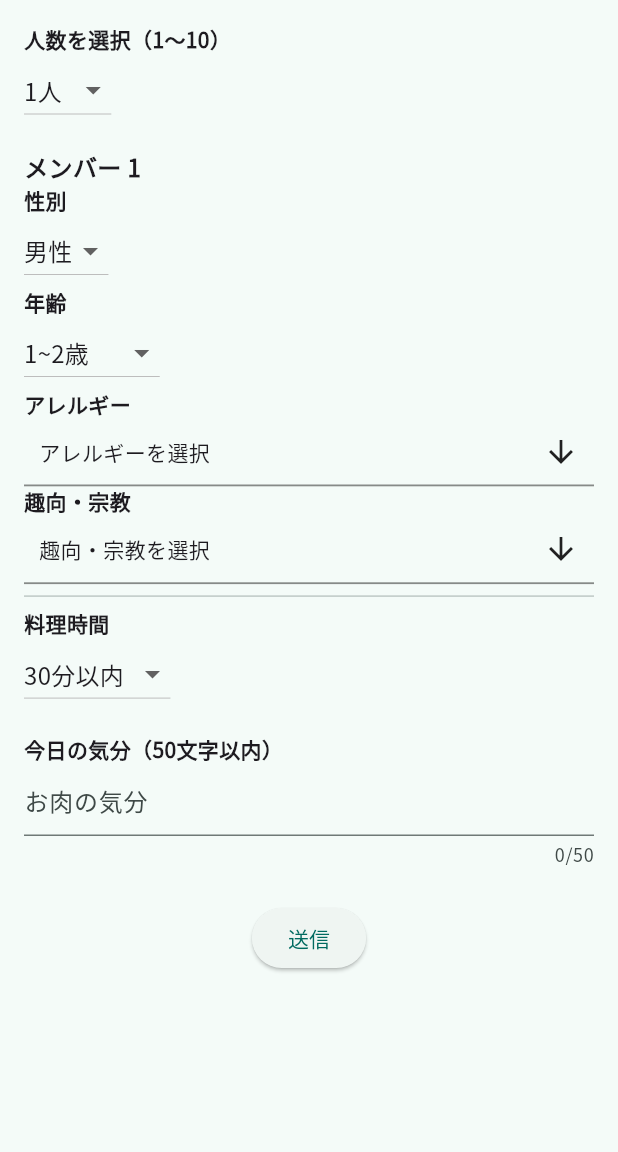
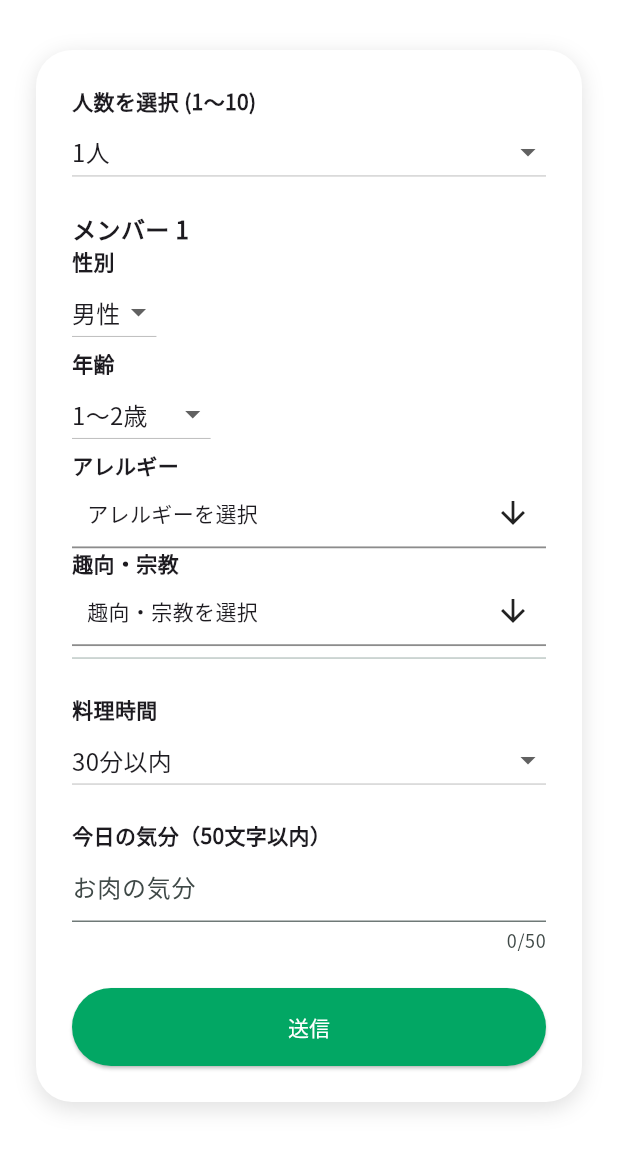
Before and after one commit to dal-2023-10/meal-planner-ai, a Flutter app: the screen it shows after launch, on a phone screen of 412 x 824 dp, the part 84-1236 px from its top. Run offline on Flutter 3.47's test engine with Material 3 defaults, Android fonts, the phone set to English and light mode, and no system bars; drawn by our look-alikes of multi_select_flutter; our stand-ins replace firebase_core, firebase_storage, google_fonts, image_picker; accounts and stored records are empty; project files that could hold a hidden picture were left out.

Commit message:
feat: 入力フォームのUI変更

```diff
--- a/frontend/lib/input_form_page.dart
+++ b/frontend/lib/input_form_page.dart
@@ -3,7 +3,6 @@ import 'package:multi_select_flutter/multi_select_flutter.dart';
 import 'flyer_upload_page.dart';
 import 'package:http/http.dart' as http;
 import 'dart:convert';
-
 
 class InputFormPage extends StatefulWidget {
   const InputFormPage({super.key});
@@ -15,22 +14,22 @@ class InputFormPage extends StatefulWidget {
 class _InputFormPageState extends State<InputFormPage> {
   int selectedPeopleCount = 1;
   List<String> genders = ['男性'];
-  List<String> ages = ['1~2歳'];
+  List<String> ages = ['1〜2歳'];
   List<List<String>> selectedAllergy = [[]];
   List<List<String>> selectedPreference = [[]];
 
   final List<String> ageOptions = [
-    '1~2歳',
-    '3~5歳',
-    '6~7歳',
-    '8~9歳',
-    '10~11歳',
-    '12~14歳',
-    '15~17歳',
-    '18~29歳',
-    '30~49歳',
-    '50~64歳',
-    '65~74歳',
+    '1〜2歳',
+    '3〜5歳',
+    '6〜7歳',
+    '8〜9歳',
+    '10〜11歳',
+    '12〜14歳',
+    '15〜17歳',
+    '18〜29歳',
+    '30〜49歳',
+    '50〜64歳',
+    '65〜74歳',
     '75歳以上',
   ];
 
@@ -72,123 +71,173 @@ class _InputFormPageState extends State<InputFormPage> {
     'ヒンドゥー教',
   ];
 
+  final List<String> cookingTimeOptions = ['15分以内', '30分以内', '1時間以内', '1時間以上'];
+
   String selectedCookingTime = '30分以内';
   String todayFeeling = '';
 
   @override
   Widget build(BuildContext context) {
-    final allergyItems = allergyOptions.map((e) => MultiSelectItem(e, e)).toList();
-    final preferenceItems = preferenceOptions.map((e) => MultiSelectItem(e, e)).toList();
+    final allergyItems = allergyOptions
+        .map((e) => MultiSelectItem(e, e))
+        .toList();
+    final preferenceItems = preferenceOptions
+        .map((e) => MultiSelectItem(e, e))
+        .toList();
 
     return Scaffold(
+      backgroundColor: Colors.white,
       appBar: AppBar(title: const Text('献立提案入力フォーム')),
-      body: Padding(
-        padding: const EdgeInsets.all(16),
+      body: Center(
+        child: Container(
+          constraints: const BoxConstraints(maxWidth: 600),
+          margin: const EdgeInsets.all(24),
+          padding: const EdgeInsets.all(24),
+          decoration: BoxDecoration(
+            color: Colors.white,
+            borderRadius: BorderRadius.circular(24),
+            boxShadow: [
+              BoxShadow(
+                color: Colors.black12,
+                blurRadius: 12,
+                offset: Offset(0, 4),
+              ),
+            ],
+          ),
           child: SingleChildScrollView(
             child: Column(
               crossAxisAlignment: CrossAxisAlignment.start,
               children: [
                 const Text(
-                '人数を選択（1〜10）',
+                  '人数を選択 (1〜10)',
                   style: TextStyle(fontWeight: FontWeight.bold),
                 ),
                 DropdownButton<int>(
                   value: selectedPeopleCount,
+                  isExpanded: true,
                   items: List.generate(10, (index) => index + 1)
-                    .map((e) => DropdownMenuItem(value: e, child: Text('$e人')))
+                      .map(
+                        (e) => DropdownMenuItem(value: e, child: Text('$e人')),
+                      )
                       .toList(),
                   onChanged: (value) {
+                    if (value != null) {
                       setState(() {
-                    selectedPeopleCount = value!;
+                        selectedPeopleCount = value;
                         genders = List.generate(value, (_) => '男性');
                         ages = List.generate(value, (_) => ageOptions[0]);
                         selectedAllergy = List.generate(value, (_) => []);
                         selectedPreference = List.generate(value, (_) => []);
                       });
+                    }
                   },
                 ),
                 const SizedBox(height: 16),
-              for (int i = 0; i < selectedPeopleCount; i++)
-                Column(
+                ...List.generate(
+                  selectedPeopleCount,
+                  (i) => _buildMemberInput(i, allergyItems, preferenceItems),
+                ),
+                const SizedBox(height: 16),
+                _buildCookingTime(),
+                const SizedBox(height: 16),
+                _buildFeelingInput(),
+                const SizedBox(height: 24),
+                SizedBox(
+                  width: double.infinity,
+                  child: ElevatedButton(
+                    onPressed: _submitForm,
+                    style: ElevatedButton.styleFrom(
+                      backgroundColor: const Color(0xFF02A764),
+                      padding: const EdgeInsets.symmetric(vertical: 16),
+                      shape: RoundedRectangleBorder(
+                        borderRadius: BorderRadius.circular(30),
+                      ),
+                    ),
+                    child: const Text(
+                      '送信',
+                      style: TextStyle(color: Colors.white),
+                    ),
+                  ),
+                ),
+              ],
+            ),
+          ),
+        ),
+      ),
+    );
+  }
+
+  Widget _buildMemberInput(
+    int i,
+    List<MultiSelectItem<String>> allergyItems,
+    List<MultiSelectItem<String>> preferenceItems,
+  ) {
+    return Column(
       crossAxisAlignment: CrossAxisAlignment.start,
       children: [
         Text(
           'メンバー ${i + 1}',
-                      style: const TextStyle(
-                        fontSize: 16,
-                        fontWeight: FontWeight.bold,
+          style: const TextStyle(fontSize: 16, fontWeight: FontWeight.bold),
         ),
-                    ),
-                    const Text(
-                      '性別',
-                      style: TextStyle(fontWeight: FontWeight.bold),
-                    ),
+        const Text('性別', style: TextStyle(fontWeight: FontWeight.bold)),
         DropdownButton<String>(
           value: genders[i],
-                      items: ['男性', '女性']
-                          .map((e) => DropdownMenuItem(value: e, child: Text(e)))
-                          .toList(),
-                      onChanged: (value) {
-                        setState(() => genders[i] = value!);
-                      },
+          items: [
+            '男性',
+            '女性',
+          ].map((e) => DropdownMenuItem(value: e, child: Text(e))).toList(),
+          onChanged: (value) => setState(() => genders[i] = value!),
         ),
-                    const Text(
-                      '年齢',
-                      style: TextStyle(fontWeight: FontWeight.bold),
-                    ),
+        const Text('年齢', style: TextStyle(fontWeight: FontWeight.bold)),
         DropdownButton<String>(
           value: ages[i],
           items: ageOptions
               .map((e) => DropdownMenuItem(value: e, child: Text(e)))
               .toList(),
-                      onChanged: (value) {
-                        setState(() => ages[i] = value!);
-                      },
+          onChanged: (value) => setState(() => ages[i] = value!),
         ),
-                    const Text(
-                      'アレルギー',
-                      style: TextStyle(fontWeight: FontWeight.bold),
-                    ),
+        const Text('アレルギー', style: TextStyle(fontWeight: FontWeight.bold)),
         MultiSelectDialogField<String>(
           items: allergyItems,
           initialValue: selectedAllergy[i],
-                      onConfirm: (values) {
-                        setState(() {
-                          selectedAllergy[i] = values;
-                        });
-                      },
           title: const Text("アレルギー"),
           buttonText: const Text("アレルギーを選択"),
+          onConfirm: (values) => setState(() => selectedAllergy[i] = values),
         ),
-                    const Text(
-                      '趣向・宗教',
-                      style: TextStyle(fontWeight: FontWeight.bold),
-                    ),
+        const Text('趣向・宗教', style: TextStyle(fontWeight: FontWeight.bold)),
         MultiSelectDialogField<String>(
           items: preferenceItems,
           initialValue: selectedPreference[i],
-                      onConfirm: (values) {
-                        setState(() {
-                          selectedPreference[i] = values;
-                        });
-                      },
           title: const Text("趣向・宗教"),
           buttonText: const Text("趣向・宗教を選択"),
+          onConfirm: (values) => setState(() => selectedPreference[i] = values),
         ),
         const Divider(),
       ],
-                ),
+    );
+  }
+
+  Widget _buildCookingTime() {
+    return Column(
+      crossAxisAlignment: CrossAxisAlignment.start,
+      children: [
         const Text('料理時間', style: TextStyle(fontWeight: FontWeight.bold)),
         DropdownButton<String>(
           value: selectedCookingTime,
-                items: ['15分以内', '30分以内', '1時間以内', '1時間以上']
+          isExpanded: true,
+          items: cookingTimeOptions
               .map((e) => DropdownMenuItem(value: e, child: Text(e)))
               .toList(),
-                onChanged: (value) {
-                  setState(() => selectedCookingTime = value!);
-                },
+          onChanged: (value) => setState(() => selectedCookingTime = value!),
         ),
-              const SizedBox(height: 16),
+      ],
+    );
+  }
+
+  Widget _buildFeelingInput() {
+    return Column(
+      crossAxisAlignment: CrossAxisAlignment.start,
+      children: [
         const Text(
           '今日の気分（50文字以内）',
           style: TextStyle(fontWeight: FontWeight.bold),
@@ -198,12 +247,11 @@ class _InputFormPageState extends State<InputFormPage> {
           decoration: const InputDecoration(hintText: 'お肉の気分'),
           onChanged: (value) => todayFeeling = value,
         ),
-              const SizedBox(height: 24),
-              Center(
-                child: ElevatedButton(
-                  onPressed: () async {
-                    final currentContext = context; // ここで保存しておく
+      ],
+    );
+  }
 
+  Future<void> _submitForm() async {
     final data = {
       // 'selectedPeopleCount': selectedPeopleCount,
       'genders': genders,
@@ -214,44 +262,29 @@ class _InputFormPageState extends State<InputFormPage> {
       // 'todayFeeling': todayFeeling,
     };
 
-                    debugPrint('送信データ: ${jsonEncode(data)}'); // ← ここ追加
-
-                    final url = Uri.parse('https://submit-demo-418875428443.us-central1.run.app/submit');
-
     try {
       final response = await http.post(
-                        url,
+        Uri.parse(
+          'https://submit-demo-418875428443.us-central1.run.app/submit',
+        ),
         headers: {'Content-Type': 'application/json'},
         body: jsonEncode(data),
       );
 
       if (response.statusCode == 200) {
-                        debugPrint('送信成功: ${response.body}');
         Navigator.push(
-                          currentContext,
-                          MaterialPageRoute(builder: (context) => const FlyerUploadPage()),
+          context,
+          MaterialPageRoute(builder: (_) => const FlyerUploadPage()),
         );
       } else {
-                        debugPrint('送信失敗: ${response.statusCode}');
-                        ScaffoldMessenger.of(currentContext).showSnackBar(
-                          SnackBar(content: Text('送信に失敗しました: ${response.statusCode}')),
-                        );
+        ScaffoldMessenger.of(
+          context,
+        ).showSnackBar(SnackBar(content: Text('送信失敗: ${response.statusCode}')));
       }
     } catch (e) {
-                      debugPrint('送信時に例外発生: $e');
-                      ScaffoldMessenger.of(currentContext).showSnackBar(
-                        SnackBar(content: Text('通信エラーが発生しました')),
-                      );
-                    }
-                  },
-
-                  child: const Text('送信'),
-                ),
-              ),
-            ],
-          ),
-        ),
-      ),
-    );
+      ScaffoldMessenger.of(
+        context,
+      ).showSnackBar(const SnackBar(content: Text('通信エラーが発生しました')));
     }
   }
+}
```
Lines whose indentation alone changed are shown as unchanged.
